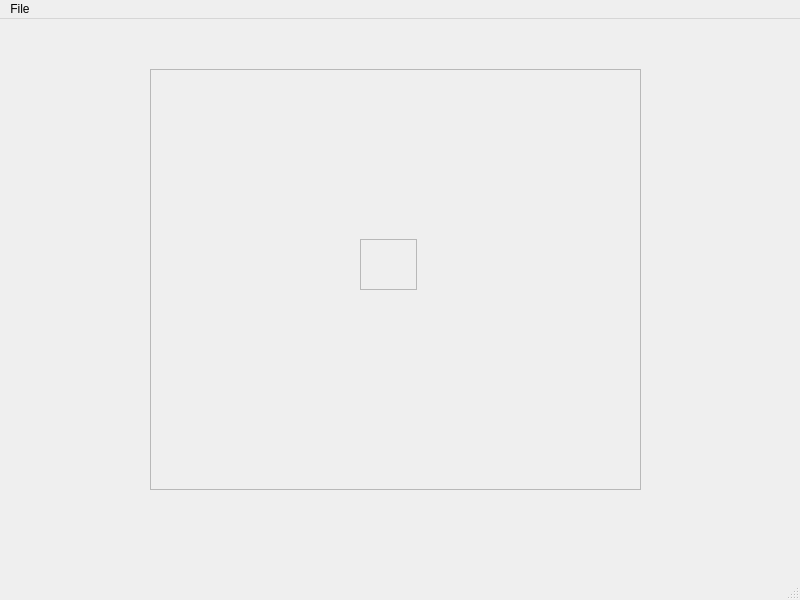
First picture: the form in ui/MainWindowImage.ui, repository MarcosVieira71/image-editor, before the edit.
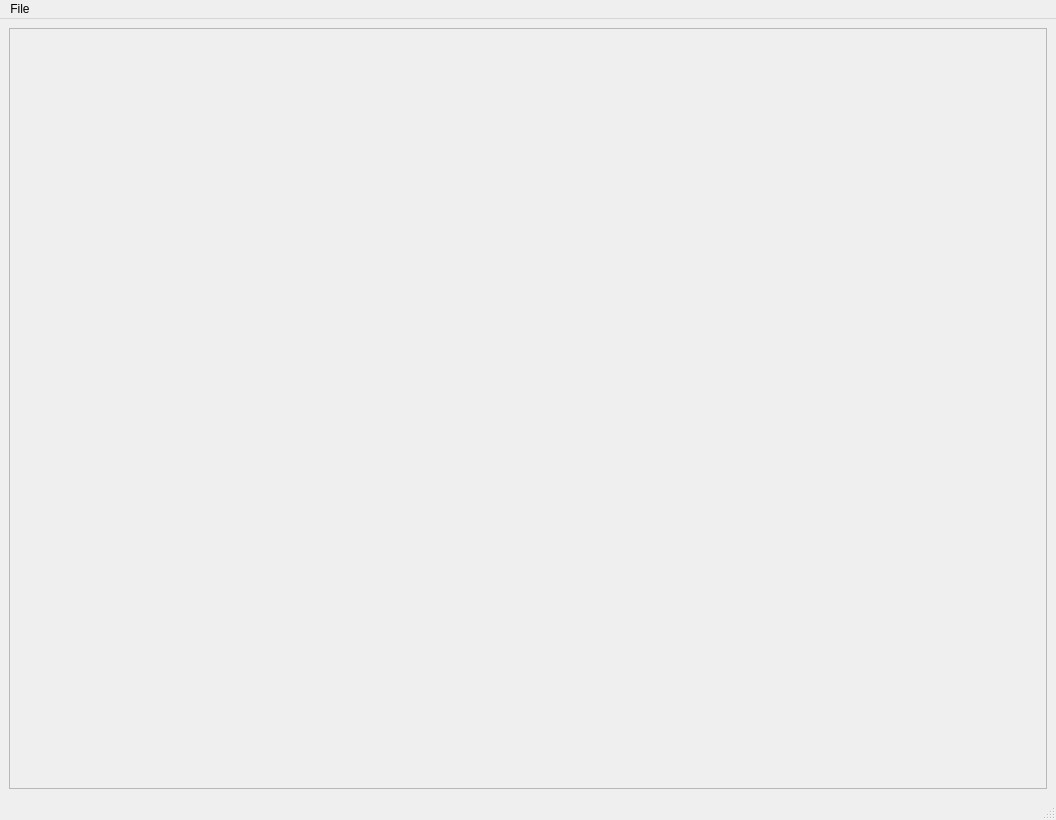
Second picture: the form after the edit.

Commit message: feat: display loaded image

What changed in the file:
```diff
--- a/ui/MainWindowImage.ui
+++ b/ui/MainWindowImage.ui
@@ -6,55 +6,60 @@
    <rect>
     <x>0</x>
     <y>0</y>
-    <width>800</width>
-    <height>600</height>
+    <width>1056</width>
+    <height>820</height>
    </rect>
   </property>
+  <property name="sizePolicy">
+   <sizepolicy hsizetype="Expanding" vsizetype="Expanding">
+    <horstretch>0</horstretch>
+    <verstretch>0</verstretch>
+   </sizepolicy>
+  </property>
   <property name="windowTitle">
    <string>MainWindow</string>
   </property>
   <widget class="QWidget" name="centralwidget">
-   <widget class="QWidget" name="verticalLayoutWidget">
-    <property name="geometry">
-     <rect>
-      <x>150</x>
-      <y>50</y>
-      <width>491</width>
-      <height>421</height>
-     </rect>
-    </property>
-    <layout class="QVBoxLayout" name="verticalLayout">
-     <item>
-      <widget class="QFrame" name="ImageFrame">
+   <property name="sizePolicy">
+    <sizepolicy hsizetype="Expanding" vsizetype="Expanding">
+     <horstretch>0</horstretch>
+     <verstretch>0</verstretch>
+    </sizepolicy>
+   </property>
+   <layout class="QGridLayout" name="gridLayout_3">
+    <item row="0" column="0">
+     <layout class="QGridLayout" name="gridLayout">
+      <item row="0" column="0">
+       <widget class="QFrame" name="frame">
        <property name="frameShape">
         <enum>QFrame::StyledPanel</enum>
        </property>
        <property name="frameShadow">
         <enum>QFrame::Raised</enum>
        </property>
+        <layout class="QVBoxLayout">
+         <item>
        <widget class="QLabel" name="ImageLabel">
-        <property name="geometry">
-         <rect>
-          <x>210</x>
-          <y>170</y>
-          <width>57</width>
-          <height>51</height>
-         </rect>
-        </property>
-        <property name="frameShape">
-         <enum>QFrame::StyledPanel</enum>
+           <property name="sizePolicy">
+            <sizepolicy hsizetype="Expanding" vsizetype="Expanding">
+             <horstretch>0</horstretch>
+             <verstretch>0</verstretch>
+            </sizepolicy>
         </property>
         <property name="text">
          <string/>
         </property>
-        <property name="alignment">
-         <set>Qt::AlignCenter</set>
-        </property>
-       </widget>
-      </widget>
+           <property name="scaledContents">
+            <bool>true</bool>
+           </property>
+          </widget>
      </item>
     </layout>
    </widget>
+      </item>
+     </layout>
+    </item>
+   </layout>
   </widget>
   <widget class="QStatusBar" name="statusbar"/>
   <widget class="QMenuBar" name="menubar">
@@ -62,7 +67,7 @@
     <rect>
      <x>0</x>
      <y>0</y>
-     <width>800</width>
+     <width>1056</width>
      <height>20</height>
     </rect>
    </property>
```
Lines whose indentation alone changed are shown as unchanged. The commit also changes 8 other files.
